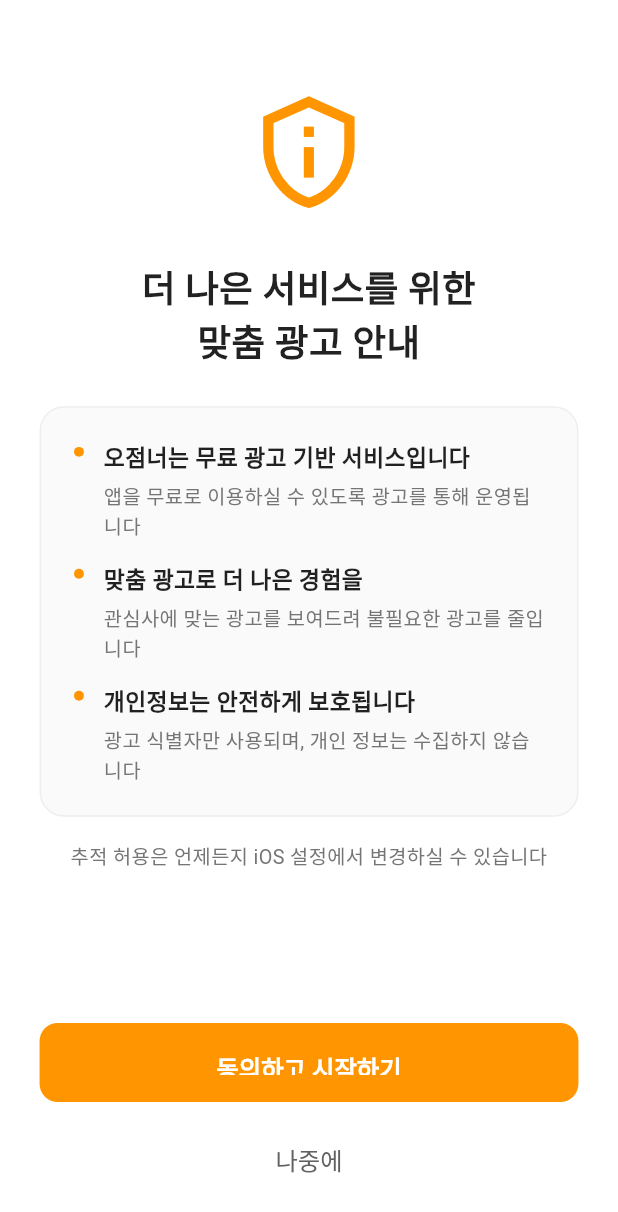
After one commit to ggorockee/ojeomneo, a Flutter app: the ATTExplanationScreen screen opened by its route, on a phone screen of 412 x 824 dp. The commit adds this screen. Shown: the top 1212 px of the screen. Run offline on Flutter 3.47's test engine with Material 3 defaults, Android fonts, the light colour scheme and no system bars; our stand-ins replace cached_network_image, device_info_plus, firebase_auth, firebase_core, flutter_colorpicker, flutter_dotenv and 6 more; missing offline and left inert: app_tracking_transparency, kakao_flutter_sdk, kakao_flutter_sdk_common; accounts and stored records are empty; network calls fail; Roboto replaces fonts that are missing (Pretendard).

Commit message:
feat(mobile): ATT 권한 요청 전 사용자 설명 화면 추가 (#130)
* feat(mobile): ATT 권한 요청 전 사용자 설명 화면 추가

앱 시작 즉시 ATT 권한을 요청하는 대신, 사용자에게 왜 필요한지 먼저 설명하는 화면을 추가했습니다.

주요 변경사항:
- ATTExplanationScreen 신규 생성: 맞춤 광고의 필요성과 이점을 설명하는 화면
- main.dart: ATT 권한 요청 로직을 main()에서 제거
- SplashScreen: ATT 상태 확인 후 설명 화면으로 라우팅
- 로그인 상태에 따라 홈/로그인 화면으로 자동 이동

사용자 플로우:
1. 스플래시 화면 (앱 소개)
2. ATT 설명 화면 (필요성 이해) - iOS 14.5+ & 미결정 상태만
3. 시스템 ATT 권한 다이얼로그 - 동의 선택 시
4. 로그인/홈 화면으로 이동

이점:
- 권한 승인율 향상 (사용자가 맥락 이해 후 결정)
- 더 나은 첫인상 (앱 가치 경험 후 권한 요청)
- Apple 가이드라인 준수

* fix(mobile): ATT 설명 화면 색상을 로그인 화면과 통일

하드코딩된 색상(0xFFFF6B35)을 AppTheme.primaryColor(0xFFFF9500)로 변경하여
로그인 화면 및 전체 앱과 일관된 브랜드 색상 적용

변경 사항:
- 아이콘 색상: AppTheme.primaryColor 사용
- 동의 버튼 배경색: AppTheme.primaryColor 사용
- Bullet point 색상: AppTheme.primaryColor 사용

```diff
--- a/mobile/lib/main.dart
+++ b/mobile/lib/main.dart
@@ -1,17 +1,16 @@
-import 'dart:io' show Platform;
 import 'package:flutter/material.dart';
 import 'package:flutter_screenutil/flutter_screenutil.dart';
 import 'package:provider/provider.dart';
 import 'package:firebase_core/firebase_core.dart';
 import 'package:flutter_dotenv/flutter_dotenv.dart';
 import 'package:kakao_flutter_sdk_common/kakao_flutter_sdk_common.dart';
-import 'package:app_tracking_transparency/app_tracking_transparency.dart';
 
 import 'config/app_theme.dart';
 import 'screens/splash_screen.dart';
 import 'screens/login_screen.dart';
 import 'screens/main_screen.dart';
 import 'screens/history_screen.dart';
+import 'screens/att_explanation_screen.dart';
 import 'services/sketch_provider.dart';
 import 'services/ads/ad_service.dart';
 
@@ -30,25 +29,8 @@ void main() async {
     KakaoSdk.init(nativeAppKey: nativeAppKey);
   }
 
-  // iOS에서 App Tracking Transparency (ATT) 권한 요청
-  // AdMob 초기화 전에 반드시 실행되어야 함
-  if (Platform.isIOS) {
-    try {
-      // ATT 권한 상태 확인
-      final status = await AppTrackingTransparency.trackingAuthorizationStatus;
-
-      // 아직 권한 요청을 하지 않은 경우에만 요청
-      if (status == TrackingStatus.notDetermined) {
-        // 사용자에게 ATT 권한 요청 다이얼로그 표시
-        await AppTrackingTransparency.requestTrackingAuthorization();
-      }
-    } catch (e) {
-      // ATT 권한 요청 실패 시에도 앱은 계속 실행
-      debugPrint('ATT 권한 요청 실패: $e');
-    }
-  }
-
-  // AdMob SDK 초기화 (ATT 권한 요청 후에 실행)
+  // AdMob SDK 초기화
+  // ATT 권한은 ATTExplanationScreen에서 처리됨
   await AdService().initialize();
 
   runApp(const OjeomeoApp());
@@ -99,6 +81,7 @@ class _OjeomeoAppState extends State<OjeomeoApp> with WidgetsBindingObserver {
             initialRoute: '/',
             routes: {
               '/': (context) => const SplashScreen(),
+              '/att-explanation': (context) => const ATTExplanationScreen(),
               '/login': (context) => const LoginScreen(),
               '/home': (context) => const MainScreen(),
               '/history': (context) => const HistoryScreen(),
--- /dev/null
+++ b/mobile/lib/screens/att_explanation_screen.dart
@@ -0,0 +1,233 @@
+import 'dart:io' show Platform;
+import 'package:flutter/material.dart';
+import 'package:flutter_screenutil/flutter_screenutil.dart';
+import 'package:app_tracking_transparency/app_tracking_transparency.dart';
+
+import '../config/app_theme.dart';
+import '../services/auth_service.dart';
+
+/// ATT (App Tracking Transparency) 권한 설명 화면
+///
+/// iOS 14.5+ 사용자에게 광고 추적 권한이 필요한 이유를 설명하고
+/// 사용자의 동의를 구하는 화면입니다.
+class ATTExplanationScreen extends StatelessWidget {
+  const ATTExplanationScreen({super.key});
+
+  /// ATT 권한 요청 및 다음 화면 이동
+  Future<void> _requestPermissionAndNavigate(BuildContext context) async {
+    if (Platform.isIOS) {
+      try {
+        // ATT 권한 요청 (시스템 다이얼로그 표시)
+        await AppTrackingTransparency.requestTrackingAuthorization();
+      } catch (e) {
+        debugPrint('ATT 권한 요청 실패: $e');
+      }
+    }
+
+    // 권한 요청 결과와 관계없이 다음 화면으로 이동
+    if (context.mounted) {
+      _navigateToNextScreen(context);
+    }
+  }
+
+  /// 권한 요청 없이 다음 화면 이동
+  void _skipAndNavigate(BuildContext context) {
+    _navigateToNextScreen(context);
+  }
+
+  /// 다음 화면으로 이동 (로그인 상태에 따라 로그인 또는 홈)
+  Future<void> _navigateToNextScreen(BuildContext context) async {
+    // 로그인 상태 확인
+    final authService = AuthService();
+    final isLoggedIn = await authService.isLoggedIn();
+
+    if (!context.mounted) return;
+
+    // 로그인 되어 있으면 홈, 아니면 로그인 화면으로 이동
+    if (isLoggedIn) {
+      Navigator.of(context).pushReplacementNamed('/home');
+    } else {
+      Navigator.of(context).pushReplacementNamed('/login');
+    }
+  }
+
+  @override
+  Widget build(BuildContext context) {
+    return Scaffold(
+      backgroundColor: Colors.white,
+      body: SafeArea(
+        child: Padding(
+          padding: EdgeInsets.symmetric(horizontal: 24.w),
+          child: Column(
+            children: [
+              SizedBox(height: 60.h),
+
+              // 아이콘
+              Icon(
+                Icons.privacy_tip_outlined,
+                size: 80.sp,
+                color: AppTheme.primaryColor,
+              ),
+
+              SizedBox(height: 32.h),
+
+              // 제목
+              Text(
+                '더 나은 서비스를 위한\n맞춤 광고 안내',
+                textAlign: TextAlign.center,
+                style: TextStyle(
+                  fontSize: 24.sp,
+                  fontWeight: FontWeight.bold,
+                  color: Colors.black87,
+                  height: 1.4,
+                ),
+              ),
+
+              SizedBox(height: 24.h),
+
+              // 설명
+              Container(
+                padding: EdgeInsets.all(20.w),
+                decoration: BoxDecoration(
+                  color: Colors.grey[50],
+                  borderRadius: BorderRadius.circular(16.r),
+                  border: Border.all(
+                    color: Colors.grey[200]!,
+                    width: 1,
+                  ),
+                ),
+                child: Column(
+                  crossAxisAlignment: CrossAxisAlignment.start,
+                  children: [
+                    _buildBulletPoint(
+                      '오점너는 무료 광고 기반 서비스입니다',
+                      '앱을 무료로 이용하실 수 있도록 광고를 통해 운영됩니다',
+                    ),
+                    SizedBox(height: 16.h),
+                    _buildBulletPoint(
+                      '맞춤 광고로 더 나은 경험을',
+                      '관심사에 맞는 광고를 보여드려 불필요한 광고를 줄입니다',
+                    ),
+                    SizedBox(height: 16.h),
+                    _buildBulletPoint(
+                      '개인정보는 안전하게 보호됩니다',
+                      '광고 식별자만 사용되며, 개인 정보는 수집하지 않습니다',
+                    ),
+                  ],
+                ),
+              ),
+
+              SizedBox(height: 16.h),
+
+              // 안내 문구
+              Text(
+                '추적 허용은 언제든지 iOS 설정에서 변경하실 수 있습니다',
+                textAlign: TextAlign.center,
+                style: TextStyle(
+                  fontSize: 13.sp,
+                  color: Colors.grey[600],
+                  height: 1.4,
+                ),
+              ),
+
+              const Spacer(),
+
+              // 동의 버튼
+              SizedBox(
+                width: double.infinity,
+                height: 52.h,
+                child: ElevatedButton(
+                  onPressed: () => _requestPermissionAndNavigate(context),
+                  style: ElevatedButton.styleFrom(
+                    backgroundColor: AppTheme.primaryColor,
+                    foregroundColor: Colors.white,
+                    elevation: 0,
+                    shape: RoundedRectangleBorder(
+                      borderRadius: BorderRadius.circular(12.r),
+                    ),
+                  ),
+                  child: Text(
+                    '동의하고 시작하기',
+                    style: TextStyle(
+                      fontSize: 16.sp,
+                      fontWeight: FontWeight.w600,
+                    ),
+                  ),
+                ),
+              ),
+
+              SizedBox(height: 12.h),
+
+              // 나중에 버튼
+              SizedBox(
+                width: double.infinity,
+                height: 52.h,
+                child: TextButton(
+                  onPressed: () => _skipAndNavigate(context),
+                  style: TextButton.styleFrom(
+                    foregroundColor: Colors.grey[700],
+                    shape: RoundedRectangleBorder(
+                      borderRadius: BorderRadius.circular(12.r),
+                    ),
+                  ),
+                  child: Text(
+                    '나중에',
+                    style: TextStyle(
+                      fontSize: 16.sp,
+                      fontWeight: FontWeight.w500,
+                    ),
+                  ),
+                ),
+              ),
+
+              SizedBox(height: 24.h),
+            ],
+          ),
+        ),
+      ),
+    );
+  }
+
+  /// Bullet point 스타일의 설명 위젯
+  Widget _buildBulletPoint(String title, String description) {
+    return Row(
+      crossAxisAlignment: CrossAxisAlignment.start,
+      children: [
+        Container(
+          margin: EdgeInsets.only(top: 4.h),
+          width: 6.w,
+          height: 6.w,
+          decoration: BoxDecoration(
+            color: AppTheme.primaryColor,
+            shape: BoxShape.circle,
+          ),
+        ),
+        SizedBox(width: 12.w),
+        Expanded(
+          child: Column(
+            crossAxisAlignment: CrossAxisAlignment.start,
+            children: [
+              Text(
+                title,
+                style: TextStyle(
+                  fontSize: 15.sp,
+                  fontWeight: FontWeight.w600,
+                  color: Colors.black87,
+                ),
+              ),
+              SizedBox(height: 4.h),
+              Text(
+                description,
+                style: TextStyle(
+                  fontSize: 13.sp,
+                  color: Colors.grey[600],
+                  height: 1.4,
+                ),
+              ),
+            ],
+          ),
+        ),
+      ],
+    );
+  }
+}
--- a/mobile/lib/screens/splash_screen.dart
+++ b/mobile/lib/screens/splash_screen.dart
@@ -1,7 +1,9 @@
+import 'dart:io' show Platform;
 import 'dart:math' as math;
 import 'package:flutter/material.dart';
 import 'package:flutter_screenutil/flutter_screenutil.dart';
 import 'package:url_launcher/url_launcher.dart';
+import 'package:app_tracking_transparency/app_tracking_transparency.dart';
 
 import '../config/app_theme.dart';
 import '../config/app_config.dart';
@@ -82,7 +84,35 @@ class _SplashScreenState extends State<SplashScreen>
     if (versionResponse != null && versionResponse.needsUpdate) {
       _showUpdateDialog(versionResponse);
     } else {
-      // 업데이트 불필요 시 바로 로그인 화면으로 이동
+      // 업데이트 불필요 시 다음 화면 결정
+      await _navigateToNextScreen();
+    }
+  }
+
+  /// ATT 상태 확인 후 적절한 화면으로 이동
+  Future<void> _navigateToNextScreen() async {
+    if (!mounted) return;
+
+    // iOS에서만 ATT 상태 확인
+    if (Platform.isIOS) {
+      try {
+        final status = await AppTrackingTransparency.trackingAuthorizationStatus;
+
+        // 아직 권한 요청을 하지 않은 경우 → ATT 설명 화면으로 이동
+        if (status == TrackingStatus.notDetermined) {
+          if (mounted) {
+            Navigator.of(context).pushReplacementNamed('/att-explanation');
+            return;
+          }
+        }
+      } catch (e) {
+        debugPrint('ATT 상태 확인 실패: $e');
+        // 오류 발생 시에도 로그인 화면으로 이동
+      }
+    }
+
+    // Android 또는 iOS에서 이미 ATT 권한을 결정한 경우 → 로그인 화면으로 이동
+    if (mounted) {
       Navigator.of(context).pushReplacementNamed('/login');
     }
   }
@@ -111,7 +141,7 @@ class _SplashScreenState extends State<SplashScreen>
               TextButton(
                 onPressed: () {
                   Navigator.of(context).pop();
-                  Navigator.of(context).pushReplacementNamed('/login');
+                  _navigateToNextScreen();
                 },
                 child: Text('나중에', style: TextStyle(color: Colors.grey)),
               ),
```
Also changed, not shown: 1 other file.
